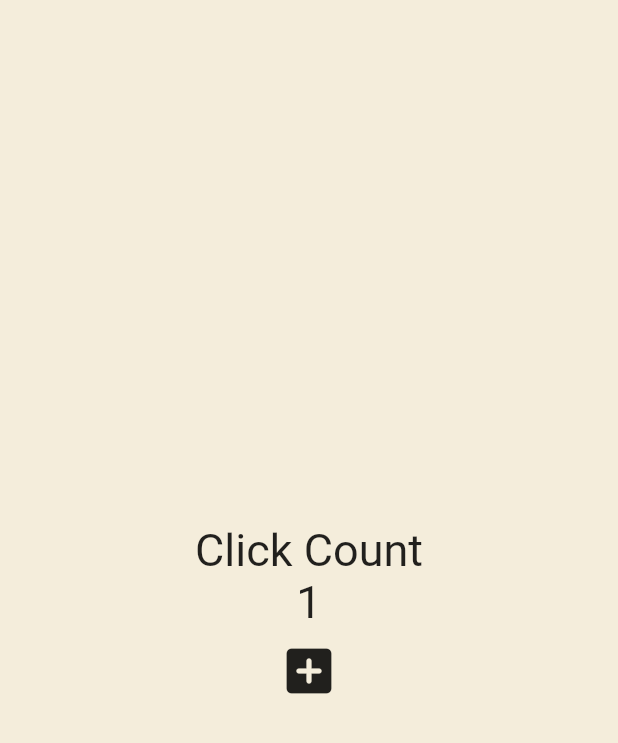
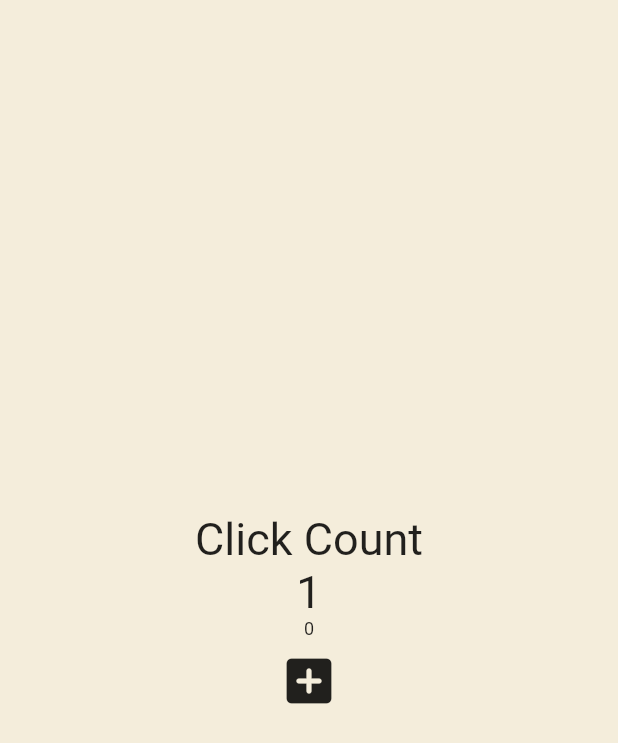
Before and after one commit to advanced-rising/flutter-app, a Flutter app: the screen it shows after launch, after a tap on the "add box" icon, on a phone screen of 412 x 824 dp. Shown: the top 743 px of the screen. Run offline on Flutter 3.47's test engine with Material 2 defaults, Android fonts, the phone set to English and light mode, and no system bars; our stand-ins replace google_fonts.

Commit message:
flutter set state

```diff
--- a/toonflix/lib/main.dart
+++ b/toonflix/lib/main.dart
@@ -14,9 +14,12 @@ class App extends StatefulWidget {
 class _AppState extends State<App> {
   int counter = 0;
 
+  List<int> numbers = [];
+
   void onClicked() {
     setState(() {
       counter = counter + 1;
+      numbers.add(numbers.length);
     });
   }
 
@@ -37,6 +40,11 @@ class _AppState extends State<App> {
                 '$counter',
                 style: const TextStyle(fontSize: 30),
               ),
+              for (var n in numbers)
+                Text(
+                  '$n',
+                  style: const TextStyle(fontSize: 12),
+                ),
               IconButton(
                 iconSize: 40,
                 onPressed: onClicked,
```
